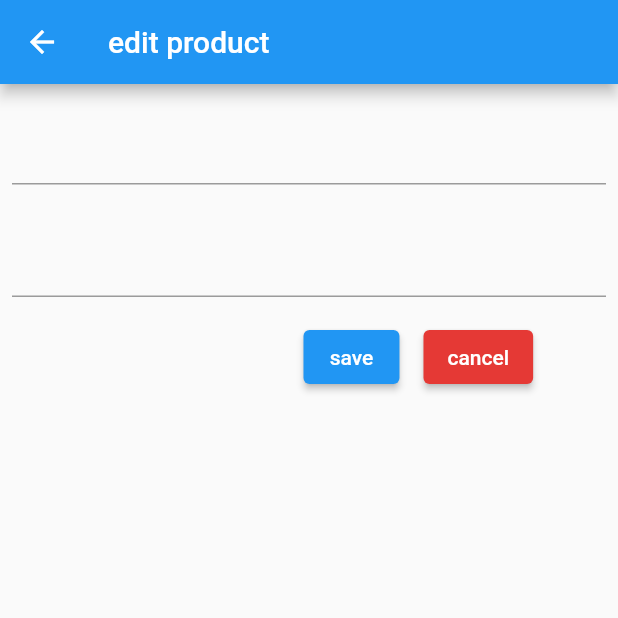
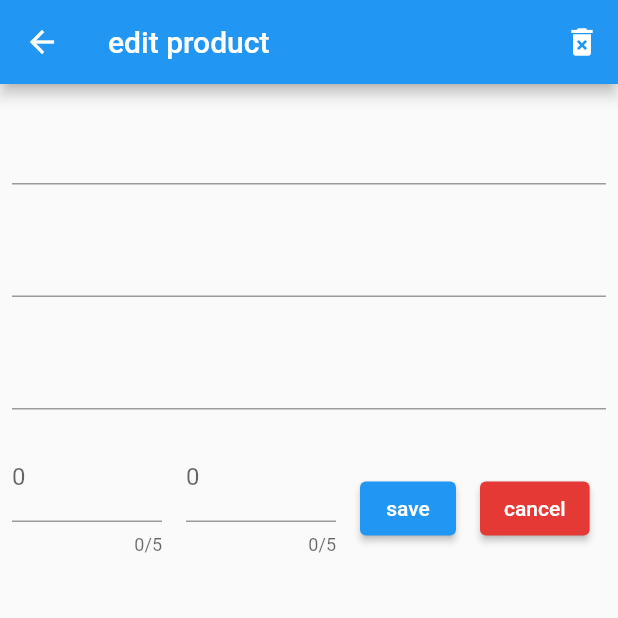
Before and after one commit to BerentM/zakupy-frontend, a Flutter app: the ProductListEditView screen opened directly with empty values, on a phone screen of 412 x 824 dp, the top half of it. Run offline on Flutter 3.47's test engine with Material 2 defaults, Android fonts, the phone set to English and light mode, and no system bars; our stand-ins replace bloc, equatable, flutter_bloc, flutter_secure_storage, logger; accounts and stored records are empty; generated files the repository leaves out were written again.

Commit message:
feat: edit page logic + delete api call

```diff
--- a/lib/data/models/product_list.dart
+++ b/lib/data/models/product_list.dart
@@ -68,11 +68,15 @@ class ProductListElement {
         missingAmount: json["missing_amount"],
       );
 
-  Map<String, dynamic> toJson() => {
+  Map<String, dynamic> toJson() {
+    final map = {
       "product": product,
       "source": source,
       "category": category,
       "target_amount": targetAmount,
       "current_amount": currentAmount,
     };
+    map.removeWhere((key, value) => value == null);
+    return map;
   }
+}
--- /dev/null
+++ b/lib/view/common/buttons.dart
@@ -0,0 +1,23 @@
+import 'package:flutter/material.dart';
+import 'package:flutter_gen/gen_l10n/app_localizations.dart';
+
+class CancelButton extends StatelessWidget {
+  const CancelButton({
+    Key? key,
+    required this.context,
+  }) : super(key: key);
+
+  final BuildContext context;
+
+  @override
+  Widget build(BuildContext context) {
+    return ElevatedButton(
+      style: ButtonStyle(
+        backgroundColor: MaterialStateProperty.all(Colors.red[600]),
+        overlayColor: MaterialStateProperty.all(Colors.red[300]),
+      ),
+      onPressed: () => Navigator.pop(context),
+      child: Text(AppLocalizations.of(context)!.cancel),
+    );
+  }
+}
--- /dev/null
+++ b/lib/view/product_list/widgets/input_fields.dart
@@ -0,0 +1,70 @@
+import 'package:flutter/material.dart';
+import 'package:flutter/services.dart';
+
+class NumberInput extends StatelessWidget {
+  const NumberInput({
+    Key? key,
+    required this.textController,
+    required this.label,
+  }) : super(key: key);
+
+  final TextEditingController textController;
+  final String label;
+
+  @override
+  Widget build(BuildContext context) {
+    return Padding(
+      padding: const EdgeInsets.all(8.0),
+      child: ConstrainedBox(
+        constraints: BoxConstraints.tight(const Size(100, 100)),
+        child: TextFormField(
+          controller: textController,
+          maxLength: 5,
+          keyboardType: TextInputType.number,
+          inputFormatters: [FilteringTextInputFormatter.digitsOnly],
+          decoration: InputDecoration(
+            border: const UnderlineInputBorder(),
+            labelText: label,
+          ),
+        ),
+      ),
+    );
+  }
+}
+
+class TextInput extends StatefulWidget {
+  const TextInput({
+    Key? key,
+    required this.textController,
+    required this.label,
+  }) : super(key: key);
+
+  final TextEditingController textController;
+  final String label;
+
+  @override
+  State<TextInput> createState() => _TextInputState();
+}
+
+class _TextInputState extends State<TextInput> {
+  @override
+  Widget build(BuildContext context) {
+    return Padding(
+      padding: const EdgeInsets.all(8.0),
+      child: TextFormField(
+        controller: widget.textController,
+        validator: (value) {
+          if (value != null) {
+            return null;
+          } else {
+            return "Please enter a value";
+          }
+        },
+        decoration: InputDecoration(
+          border: const UnderlineInputBorder(),
+          labelText: widget.label,
+        ),
+      ),
+    );
+  }
+}
--- a/lib/view/product_list/widgets/product_list_edit_view.dart
+++ b/lib/view/product_list/widgets/product_list_edit_view.dart
@@ -1,39 +1,81 @@
 import 'package:flutter/material.dart';
-import 'package:flutter/services.dart';
 import 'package:flutter_gen/gen_l10n/app_localizations.dart';
+import 'package:zakupy_frontend/data/api_service.dart';
+import 'package:zakupy_frontend/data/models/product_list.dart';
+import 'package:zakupy_frontend/view/common/buttons.dart';
+import 'package:zakupy_frontend/view/product_list/cubit/product_list_cubit.dart';
+import 'package:zakupy_frontend/view/product_list/widgets/input_fields.dart';
 
-import 'package:zakupy_frontend/data/models/product_list.dart';
+class ProductListEditView extends StatefulWidget {
+  final ProductListElement productData;
 
-class ProductListEditView extends StatelessWidget {
-  final ProductListElement productData;
   const ProductListEditView({
     Key? key,
     required this.productData,
   }) : super(key: key);
 
   @override
+  State<ProductListEditView> createState() => _ProductListEditViewState();
+}
+
+class _ProductListEditViewState extends State<ProductListEditView> {
+  final categoryController = TextEditingController(),
+      productController = TextEditingController(),
+      sourceController = TextEditingController(),
+      currentAmountController = TextEditingController(),
+      targetAmountController = TextEditingController();
+
+  @override
   Widget build(BuildContext context) {
+    final productData = widget.productData;
     return Scaffold(
       appBar: AppBar(
         title: Text(AppLocalizations.of(context)!.edit_product),
+        actions: [
+          IconButton(
+            onPressed: () {
+              ApiService().deleteProduct(productData.id!);
+              Navigator.pop(context);
+            },
+            icon: const Icon(Icons.delete_forever),
+          )
+        ],
       ),
-      body: Column(
+      body: ListView(
         children: [
-          StringInputField(context: context, label: productData.product!),
-          StringInputField(context: context, label: productData.source!),
+          TextInput(
+            textController: categoryController,
+            label: productData.category!,
+          ),
+          TextInput(
+            textController: productController,
+            label: productData.product!,
+          ),
+          TextInput(
+            textController: sourceController,
+            label: productData.source!,
+          ),
           Row(children: [
-            // NumberInputField(
-            //     context: context, label: productData.currentAmount.toString()),
-            const Spacer(flex: 4),
-            Padding(
-              padding: const EdgeInsets.all(8.0),
-              child: SaveButton(context: context),
+            NumberInput(
+              textController: currentAmountController,
+              label: "${productData.currentAmount!}",
+            ),
+            NumberInput(
+              textController: targetAmountController,
+              label: "${productData.targetAmount!}",
+            ),
+            _SaveButton(
+              id: productData.id!,
+              categoryController: categoryController,
+              productController: productController,
+              shopController: sourceController,
+              currentAmountController: currentAmountController,
+              targetAmountController: targetAmountController,
             ),
             Padding(
               padding: const EdgeInsets.all(8.0),
               child: CancelButton(context: context),
             ),
-            const Spacer(flex: 1),
           ])
         ],
       ),
@@ -41,95 +83,60 @@ class ProductListEditView extends StatelessWidget {
   }
 }
 
-class NumberInputField extends StatelessWidget {
-  const NumberInputField({
+class _SaveButton extends StatelessWidget {
+  const _SaveButton({
     Key? key,
-    required this.context,
-    required this.label,
+    required this.id,
+    required this.categoryController,
+    required this.productController,
+    required this.shopController,
+    required this.currentAmountController,
+    required this.targetAmountController,
   }) : super(key: key);
 
-  final BuildContext context;
-  final String label;
+  final int id;
+  final TextEditingController categoryController,
+      productController,
+      shopController,
+      currentAmountController,
+      targetAmountController;
 
   @override
   Widget build(BuildContext context) {
     return Padding(
       padding: const EdgeInsets.all(8.0),
-      child: ConstrainedBox(
-        constraints: BoxConstraints.tight(const Size(100, 100)),
-        child: TextFormField(
-          maxLength: 5,
-          keyboardType: TextInputType.number,
-          inputFormatters: [FilteringTextInputFormatter.digitsOnly],
-          decoration: InputDecoration(
-            border: const UnderlineInputBorder(),
-            labelText: label,
+      child: ElevatedButton(
+        child: Text(AppLocalizations.of(context)!.save),
+        onPressed: () => {
+          ApiService().updateProduct(
+            id,
+            ProductListElement(
+              category: categoryController.text.isNotEmpty
+                  ? categoryController.text
+                  : null,
+              product: productController.text.isNotEmpty
+                  ? productController.text
+                  : null,
+              source:
+                  shopController.text.isNotEmpty ? shopController.text : null,
+              currentAmount: currentAmountController.text.isNotEmpty
+                  ? int.parse(currentAmountController.text)
+                  : null,
+              targetAmount: targetAmountController.text.isNotEmpty
+                  ? int.parse(targetAmountController.text)
+                  : null,
+            ),
           ),
-        ),
+          categoryController.clear(),
+          productController.clear(),
+          shopController.clear(),
+          currentAmountController.clear(),
+          targetAmountController.clear(),
+          Navigator.pop(
+            context,
+          ),
+        },
       ),
     );
   }
 }
-
-class StringInputField extends StatelessWidget {
-  const StringInputField({
-    Key? key,
-    required this.context,
-    required this.label,
-  }) : super(key: key);
-
-  final BuildContext context;
-  final String label;
-
-  @override
-  Widget build(BuildContext context) {
-    return Padding(
-      padding: const EdgeInsets.all(8.0),
-      child: TextFormField(
-        decoration: InputDecoration(
-          border: const UnderlineInputBorder(),
-          labelText: label,
-        ),
-      ),
-    );
-  }
-}
-
-class CancelButton extends StatelessWidget {
-  const CancelButton({
-    Key? key,
-    required this.context,
-  }) : super(key: key);
-
-  final BuildContext context;
-
-  @override
-  Widget build(BuildContext context) {
-    return ElevatedButton(
-      style: ButtonStyle(
-        backgroundColor: MaterialStateProperty.all(Colors.red[600]),
-        overlayColor: MaterialStateProperty.all(Colors.red[300]),
-      ),
-      onPressed: () => Navigator.pop(context),
-      child: Text(AppLocalizations.of(context)!.cancel),
-    );
-  }
-}
-
-class SaveButton extends StatelessWidget {
-  const SaveButton({
-    Key? key,
-    required this.context,
-  }) : super(key: key);
-
-  final BuildContext context;
-
-  @override
-  Widget build(BuildContext context) {
-    return ElevatedButton(
-      // TODO: implement
-      onPressed: () => {},
-      child: Text(AppLocalizations.of(context)!.save),
-    );
-  }
-}
```
Also changed, not shown: lib/data/api_service.dart (+16 -0 lines), lib/view/product_list/widgets/product_list_add_view.dart (+10 -86 lines). Lines whose indentation alone changed are shown as unchanged.
